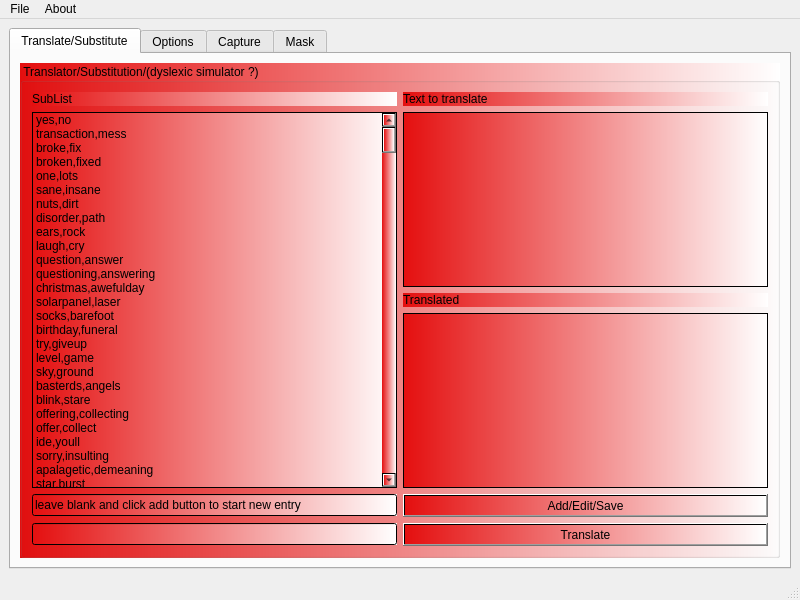
Qt form mainwindow.ui (netpipe/RightHand) before a commit.
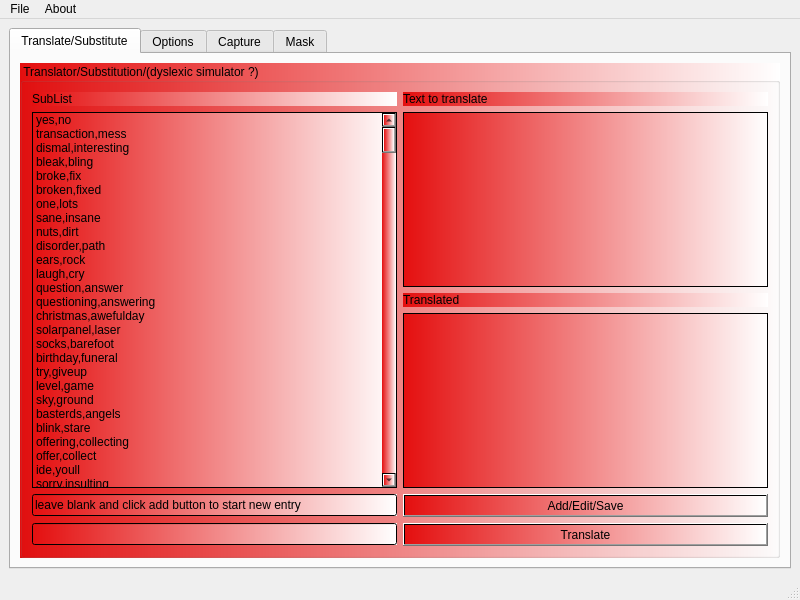
The same form after that commit.

What changed in the file:
```diff
--- a/mainwindow.ui
+++ b/mainwindow.ui
@@ -103,6 +103,16 @@
                <string>transaction,mess</string>
               </property>
              </item>
+             <item>
+              <property name="text">
+               <string>dismal,interesting</string>
+              </property>
+             </item>
+             <item>
+              <property name="text">
+               <string>bleak,bling</string>
+              </property>
+             </item>
              <item>
               <property name="text">
                <string>broke,fix</string>
```
